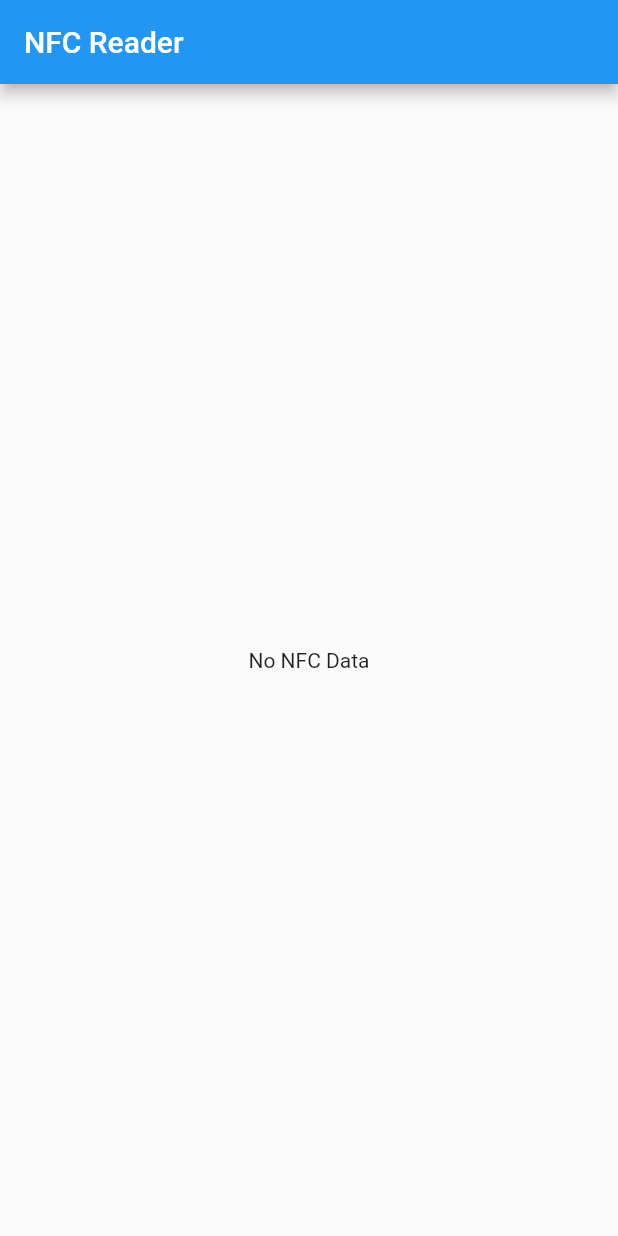
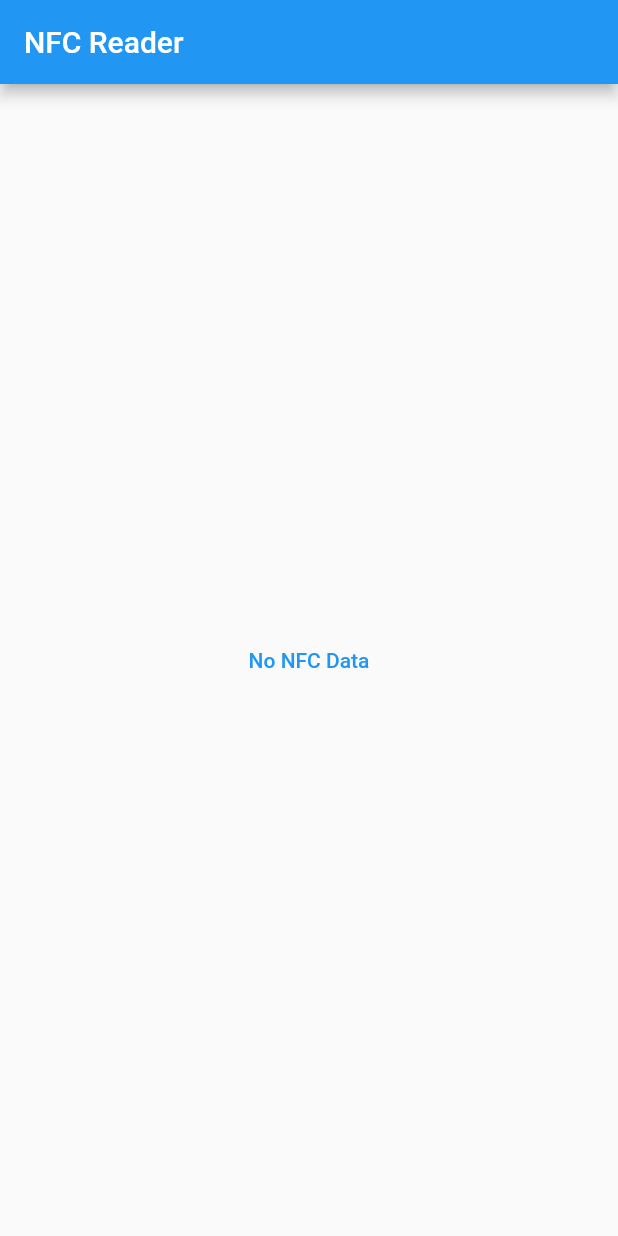
Before and after one commit to carokhan/b2_bus_transporation, a Flutter app: the screen it shows after launch, on a phone screen of 412 x 824 dp. Run offline on Flutter 3.47's test engine with Material 2 defaults, Android fonts, the phone set to English and light mode, and no system bars; our stand-ins replace google_sign_in; missing offline and left inert: flutter_nfc_kit.

Commit message:
minor fixes p1

```diff
--- a/RecipientApp/recipient_app/lib/main.dart
+++ b/RecipientApp/recipient_app/lib/main.dart
@@ -56,6 +56,7 @@ class _MyHomePageState extends State<MyHomePage> {
     var availability = await FlutterNfcKit.nfcAvailability;
     if (availability != NFCAvailability.available) {
       data = "An error occured";
+      setState(() {});
     }
     var tag = await FlutterNfcKit.poll(
         timeout: Duration(seconds: 10),
@@ -78,6 +79,7 @@ class _MyHomePageState extends State<MyHomePage> {
         });
       }
     }
+    await FlutterNfcKit.finish();
   }
 
 // timeout only works on Android, while the latter two messages are only for iOS
@@ -116,8 +118,9 @@ class _MyHomePageState extends State<MyHomePage> {
           // horizontal).
           mainAxisAlignment: MainAxisAlignment.center,
           children: <Widget>[
-            Text(
-              data,
+            TextButton(
+              onPressed: readNfc,
+              child: Text(data),
             ),
           ],
         ),
```
Also changed, not shown: ClientApp/lib/main.dart (+9 -1 lines), 1 other file.
